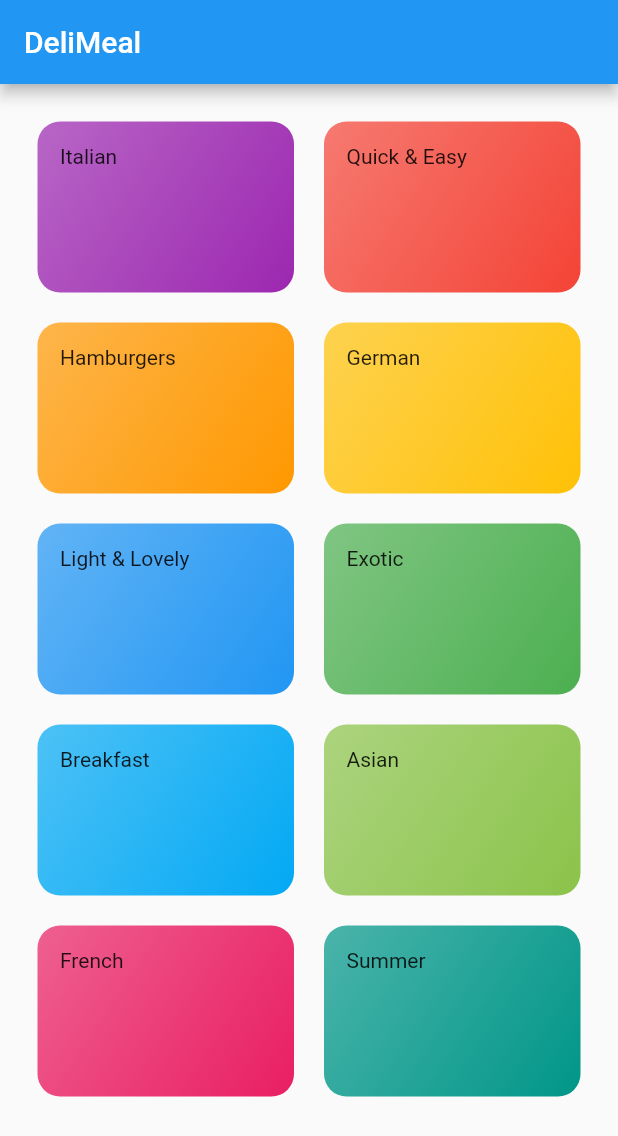
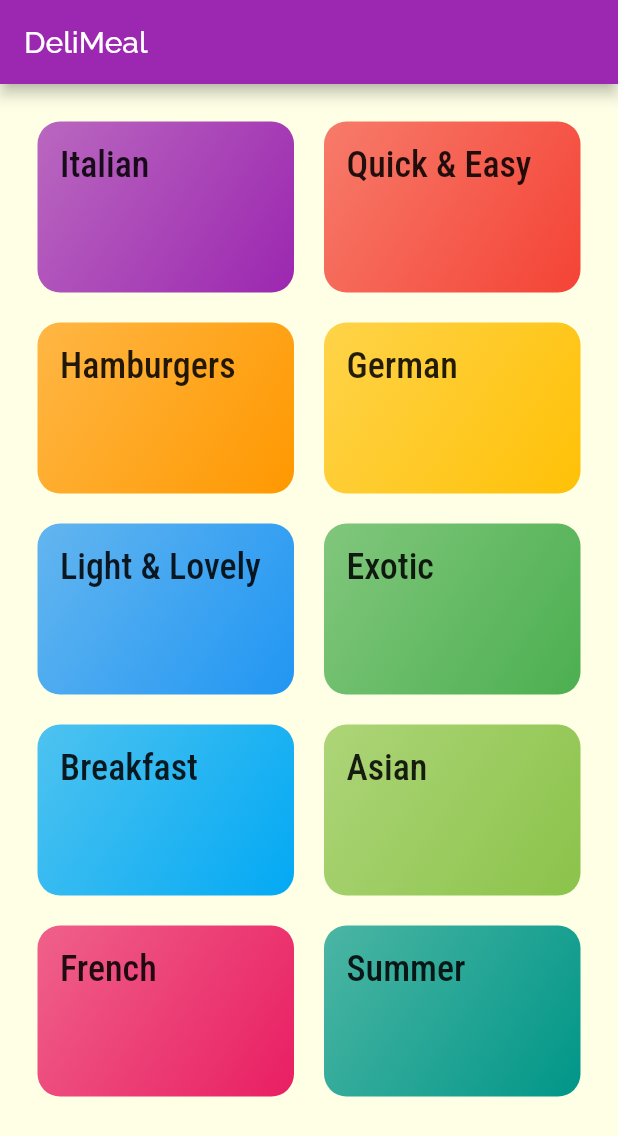
Before and after one commit to HarvsG/meals_app, a Flutter app: the screen it shows after launch, on a phone screen of 412 x 824 dp. Shown: the top 1136 px of the screen. Run offline on Flutter 3.47's test engine with Material 2 defaults, Android fonts, the phone set to English and light mode, and no system bars.

Commit message:
implement new theme

```diff
--- a/lib/category_item.dart
+++ b/lib/category_item.dart
@@ -11,7 +11,7 @@ class CategoryItem extends StatelessWidget {
   Widget build(BuildContext context) {
     return Container(
       padding: const EdgeInsets.all(15),
-      child: Text(title),
+      child: Text(title, style: Theme.of(context).textTheme.title,),
       decoration: BoxDecoration(
         gradient: LinearGradient(
           colors: [color.withOpacity(0.7), color],
--- a/lib/main.dart
+++ b/lib/main.dart
@@ -4,14 +4,23 @@ import './categories_screen.dart';
 void main() => runApp(MyApp());
 
 class MyApp extends StatelessWidget {
-
   @override
   Widget build(BuildContext context) {
     return MaterialApp(
       title: 'DeliMeals',
       theme: ThemeData(
-
-        primarySwatch: Colors.blue,
+        primarySwatch: Colors.purple,
+        accentColor: Colors.amber,
+        canvasColor: Color.fromRGBO(254, 255, 229, 1),
+        fontFamily: 'Raleway',
+        textTheme: ThemeData.light().textTheme.copyWith(
+              body1: TextStyle(color: Color.fromRGBO(20, 50, 50, 1)),
+              body2: TextStyle(color: Color.fromRGBO(20, 50, 50, 1)),
+              title: TextStyle(
+                fontSize: 24,
+                fontFamily: 'RobotoCondensed',
+              ),
+            ),
       ),
       home: CategoriesScreen(),
     );
@@ -24,18 +33,13 @@ class MyHomePage extends StatefulWidget {
 }
 
 class _MyHomePageState extends State<MyHomePage> {
-
   @override
   Widget build(BuildContext context) {
-
     return Scaffold(
       appBar: AppBar(
-
         title: Text('DeliMeals'),
       ),
-      body: Center(
-        child: Text('Navigation time')
-      ),
+      body: Center(child: Text('Navigation time')),
     );
   }
 }
```
